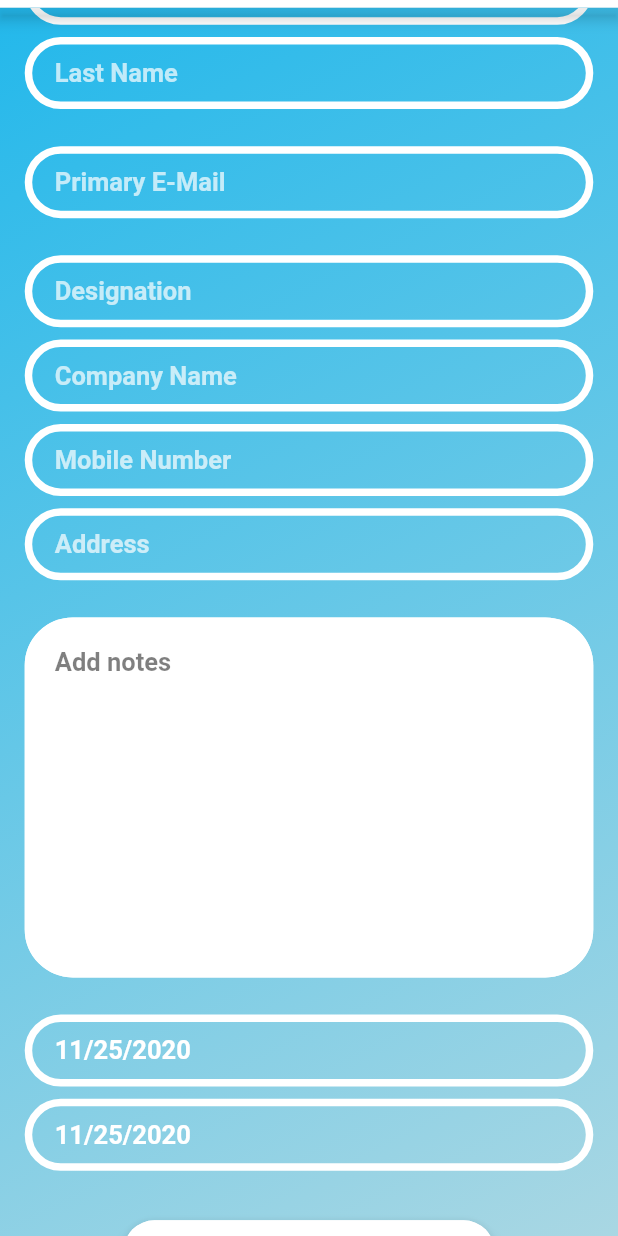
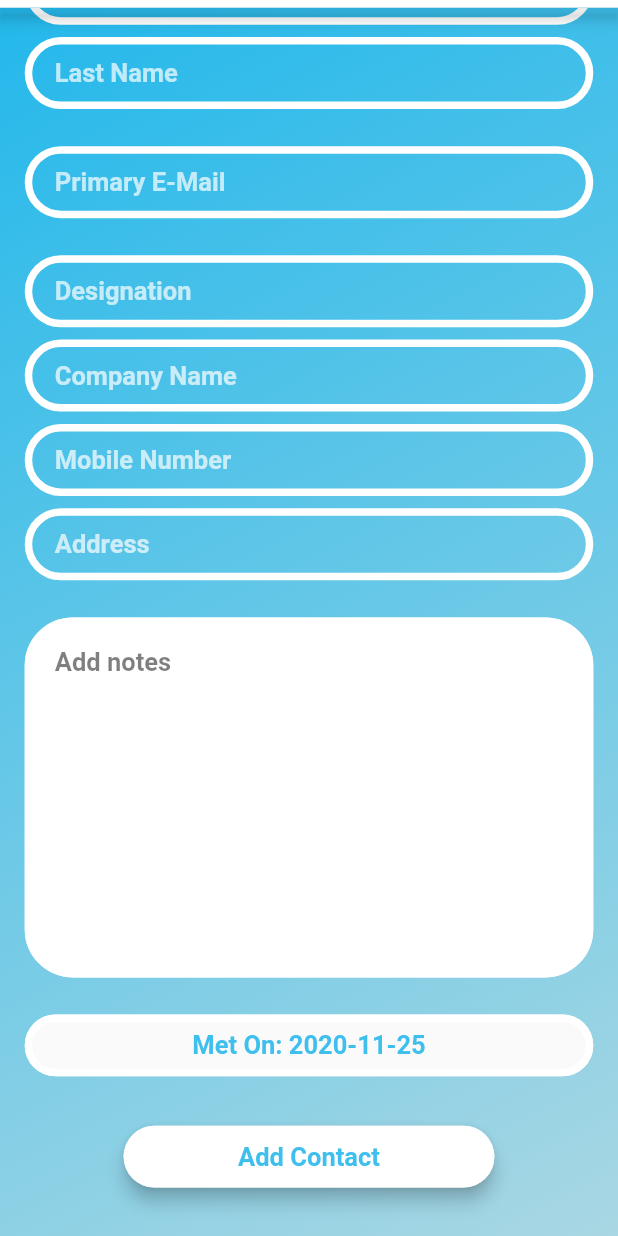
Before and after one commit to VaibhavSharma273/BrydgeApp, a Flutter app: the AddContact screen opened directly with empty values, scrolled down 223 dp, on a phone screen of 412 x 824 dp. Run offline on Flutter 3.47's test engine with Material 2 defaults, Android fonts, the light colour scheme and no system bars; our stand-ins replace cloud_firestore, firebase_auth, flutter_datetime_picker, google_sign_in; missing offline and left inert: flutter_email_sender, flutter_facebook_login, flutter_linkedin, flutter_particles; accounts and stored records are empty.

Commit message:
AddContact -- Dates

```diff
--- a/brydge/lib/screens/ContactEditing/AddContact.dart
+++ b/brydge/lib/screens/ContactEditing/AddContact.dart
@@ -4,6 +4,7 @@ import 'package:firebase_auth/firebase_auth.dart';
 import 'package:flutter/cupertino.dart';
 import 'package:flutter/material.dart';
 import 'package:intl/intl.dart';
+import 'package:flutter_datetime_picker/flutter_datetime_picker.dart';
 
 class AddContact extends StatefulWidget {
   final String userUID;
@@ -20,7 +21,9 @@ class _AddContact extends State<AddContact> {
       companyNameText,
       mobileNumberText,
       addressText,
-      notesMeetingText;
+      notesMeetingText,
+      metOnDate = DateFormat("yyyy-MM-dd").format(DateTime.now()).toString(),
+      connectedOnDate = DateFormat("yyyy-MM-dd").format(DateTime.now()).toString();
 
   final formKey = GlobalKey<FormState>();
 
@@ -374,59 +377,115 @@ class _AddContact extends State<AddContact> {
       ),
     );
 
-    final metDate = TextFormField(
-      initialValue: newFormat.format(DateTime.now()).toString(),
-      keyboardType: TextInputType.datetime,
-      onChanged: (textVal) {
-        setState(() {
-          metOnText = textVal;
-        });
-      },
-      obscureText: false,
-      style: TextStyle(
-          fontSize: 17, fontWeight: FontWeight.bold, color: Colors.white),
-      decoration: InputDecoration(
-        contentPadding: EdgeInsets.fromLTRB(20.0, 10.0, 20.0, 10.0),
-        hintText: "Met On",
-        hintStyle:
-            TextStyle(fontSize: 17, color: Colors.white.withOpacity(0.7)),
-        enabledBorder: OutlineInputBorder(
-          borderRadius: BorderRadius.circular(32.0),
-          borderSide: BorderSide(color: Colors.white, width: 5.0),
+    final metDate = Material(
+      borderRadius: BorderRadius.circular(30.0),
+      child: Ink(
+          child: Container(
+        height: 0.05 * maxHeight,
+        decoration: BoxDecoration(
+            color: Colors.transparent,
+            borderRadius: BorderRadius.all(Radius.circular(80.0)),
+            border: Border.all(color: Colors.white, width: 5.0)),
+        child: InkWell(
+          onTap: () {
+            DatePicker.showDatePicker(context,
+                showTitleActions: true,
+                minTime: DateTime(1990, 3, 5),
+                maxTime: DateTime(2020, 11, 25), onChanged: (date) {
+              //print('change $date');
+              print('change $date');
+              setState(() {
+                metOnDate =
+                    DateFormat("yyyy-MM-dd").format(date).toString();
+              });
+            }, onConfirm: (date) {
+              setState(() {
+                metOnDate =
+                    DateFormat("yyyy-MM-dd").format(date).toString();
+              });
+            }, currentTime: DateTime.parse(metOnDate), locale: LocaleType.en);
+          },
+          child: Center(
+            child: Text("Met On: $metOnDate",
+                textAlign: TextAlign.center,
+                style: TextStyle(
+                  fontSize: 17,
+                  color: Color(0xFF3EBFED),
+                  fontWeight: FontWeight.bold,
+                )),
+          ),
         ),
-        focusedBorder: OutlineInputBorder(
-          borderRadius: BorderRadius.circular(32.0),
-          borderSide: BorderSide(color: Colors.white, width: 5.0),
-        ),
-      ),
+      )),
     );
 
-    final connectDate = TextFormField(
-      initialValue: newFormat.format(DateTime.now()).toString(),
-      keyboardType: TextInputType.datetime,
-      onChanged: (textVal) {
-        setState(() {
-          connectedOnText = textVal;
-        });
-      },
-      obscureText: false,
-      style: TextStyle(
-          fontSize: 17, fontWeight: FontWeight.bold, color: Colors.white),
-      decoration: InputDecoration(
-        contentPadding: EdgeInsets.fromLTRB(20.0, 10.0, 20.0, 10.0),
-        hintText: "Connected On",
-        hintStyle:
-            TextStyle(fontSize: 17, color: Colors.white.withOpacity(0.7)),
-        enabledBorder: OutlineInputBorder(
-          borderRadius: BorderRadius.circular(32.0),
-          borderSide: BorderSide(color: Colors.white, width: 5.0),
-        ),
-        focusedBorder: OutlineInputBorder(
-          borderRadius: BorderRadius.circular(32.0),
-          borderSide: BorderSide(color: Colors.white, width: 5.0),
-        ),
-      ),
-    );
+
+    // final connectDate = TextFormField(
+    //   initialValue: newFormat.format(DateTime.now()).toString(),
+    //   keyboardType: TextInputType.datetime,
+    //   onChanged: (textVal) {
+    //     setState(() {
+    //       connectedOnText = textVal;
+    //     });
+    //   },
+    //   obscureText: false,
+    //   style: TextStyle(
+    //       fontSize: 17, fontWeight: FontWeight.bold, color: Colors.white),
+    //   decoration: InputDecoration(
+    //     contentPadding: EdgeInsets.fromLTRB(20.0, 10.0, 20.0, 10.0),
+    //     hintText: "Connected On",
+    //     hintStyle:
+    //         TextStyle(fontSize: 17, color: Colors.white.withOpacity(0.7)),
+    //     enabledBorder: OutlineInputBorder(
+    //       borderRadius: BorderRadius.circular(32.0),
+    //       borderSide: BorderSide(color: Colors.white, width: 5.0),
+    //     ),
+    //     focusedBorder: OutlineInputBorder(
+    //       borderRadius: BorderRadius.circular(32.0),
+    //       borderSide: BorderSide(color: Colors.white, width: 5.0),
+    //     ),
+    //   ),
+    // );
+
+    // final connectDate = Material(
+    //   borderRadius: BorderRadius.circular(30.0),
+    //   child: Ink(
+    //       child: Container(
+    //     height: 0.05 * maxHeight,
+    //     decoration: BoxDecoration(
+    //         color: Colors.transparent,
+    //         borderRadius: BorderRadius.all(Radius.circular(80.0)),
+    //         border: Border.all(color: Colors.white, width: 5.0)),
+    //     child: InkWell(
+    //       onTap: () {
+    //         DatePicker.showDatePicker(context,
+    //             showTitleActions: true,
+    //             minTime: DateTime(1990, 3, 5),
+    //             maxTime: DateTime(2020, 11, 25), onChanged: (date) {
+    //           //print('change $date');
+    //           print('change $date');
+    //           setState(() {
+    //             connectedOnDate =
+    //                 DateFormat("yyyy-MM-dd").format(date).toString();
+    //           });
+    //         }, onConfirm: (date) {
+    //           setState(() {
+    //             connectedOnDate =
+    //                 DateFormat("yyyy-MM-dd").format(date).toString();
+    //           });
+    //         }, currentTime: DateTime.now(), locale: LocaleType.en);
+    //       },
+    //       child: Center(
+    //         child: Text("Connected On: $connectedOnDate",
+    //             textAlign: TextAlign.center,
+    //             style: TextStyle(
+    //               fontSize: 17,
+    //               color: Color(0xFF3EBFED),
+    //               fontWeight: FontWeight.bold,
+    //             )),
+    //       ),
+    //     ),
+    //   )),
+    // );
 
     final addContact = Material(
       elevation: 5.0,
@@ -455,7 +514,7 @@ class _AddContact extends State<AddContact> {
                   address: nullcheck(addressText),
                   location: "",
                   connectedOn: DateTime.now(),
-                  metOn: DateTime.now(),
+                  metOn: DateTime.parse(metOnDate),
                   notesMeeting: nullcheck(notesMeetingText),
                   linkedinURL: "",
                   facebookURL: "",
@@ -602,8 +661,6 @@ class _AddContact extends State<AddContact> {
                                 SizedBox(height: maxHeight * 0.03),
                                 metDate,
                                 SizedBox(height: maxHeight * 0.01),
-                                connectDate,
-                                SizedBox(height: maxHeight * 0.01),
                                 SizedBox(height: maxHeight * 0.03),
                                 addContact,
                               ],
--- a/brydge/pubspec.yaml
+++ b/brydge/pubspec.yaml
@@ -39,6 +39,7 @@ dependencies:
   cloud_firestore: ^0.13.7
   intl: ^0.16.1
   flutter_email_sender: ^3.0.1
+  flutter_datetime_picker: ^1.4.0
 
 
 dev_dependencies:
```
Also changed, not shown: brydge/pubspec.lock.
